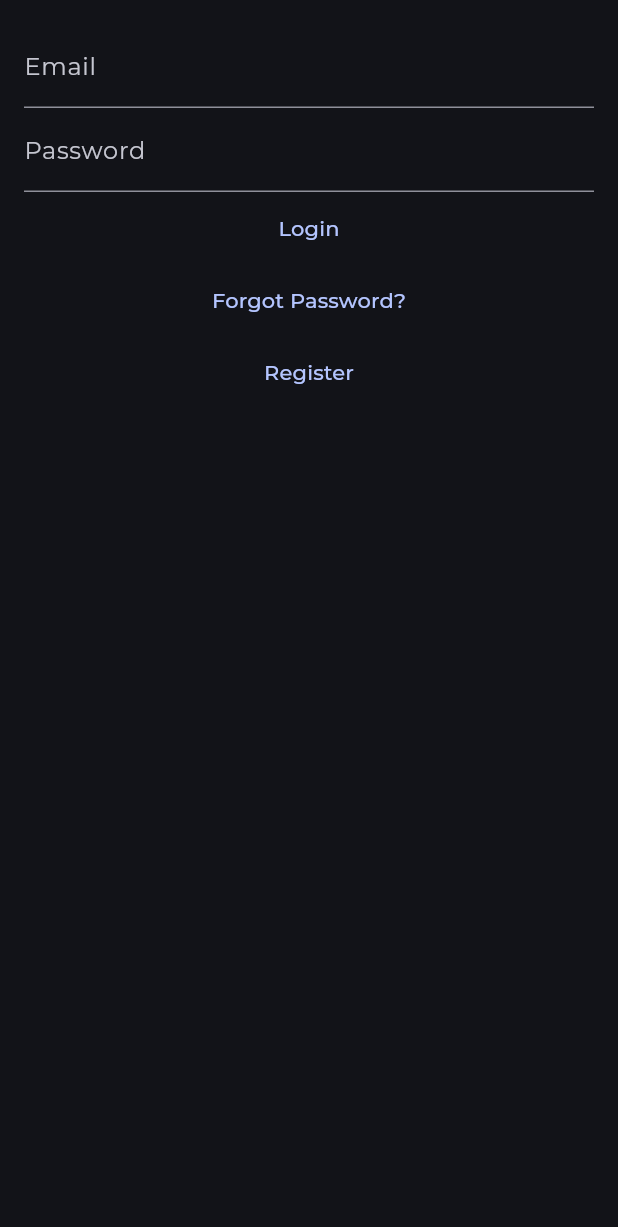
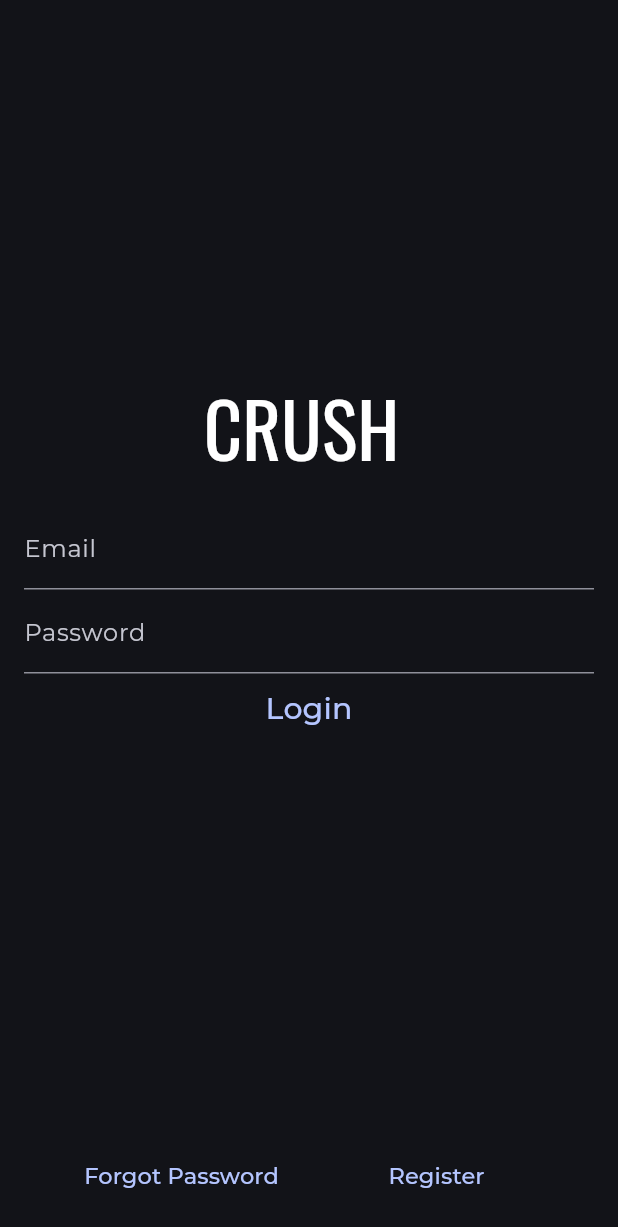
Before and after one commit to EmpathyYT/GymTracker, a Flutter app: the screen it shows after launch, on a phone screen of 412 x 824 dp. Shown: the top 1227 px of the screen. Run offline on Flutter 3.47's test engine with Material 3 defaults, Android fonts, the phone set to English and light mode, and no system bars; drawn by our look-alikes of animated_text_kit; our stand-ins replace bloc, equatable, firebase_auth, firebase_core, flutter_bloc, google_fonts; accounts and stored records are empty; generated files the repository leaves out were written again.

Commit message:
Login page probably complete

```diff
--- a/lib/main.dart
+++ b/lib/main.dart
@@ -8,7 +8,6 @@ import 'package:gymtracker/theme/theme.dart';
 import 'package:gymtracker/theme/util.dart';
 import 'package:gymtracker/views/login_page.dart';
 
-import 'helpers/loading/LoadingScreen.dart';
 
 void main() {
   WidgetsFlutterBinding.ensureInitialized();
@@ -42,11 +41,11 @@ class HomePage extends StatelessWidget {
     context.read<AuthBloc>().add(const AuthEventInitialize());
     return BlocConsumer<AuthBloc, AuthState>(
       listener: (context, state) {
-        if (state.isLoading) {
-          LoadingScreen().show(context: context, text: state.loadingText);
-        } else {
-          LoadingScreen().hide();
-        }
+      //   if (state.isLoading) {
+      //     LoadingScreen().show(context: context, text: state.loadingText);
+      //   } else {
+      //     LoadingScreen().hide();
+      //   }
       },
       builder: (context, state) {
         if (state is AuthStateUnauthenticated) {
--- a/lib/services/auth/firebase_auth_provider.dart
+++ b/lib/services/auth/firebase_auth_provider.dart
@@ -50,11 +50,11 @@ class FirebaseAuthProvider implements AuthProvider {
           .signInWithEmailAndPassword(email: email, password: password);
       return currentUser!;
     } on FirebaseAuthException catch (e) {
-
+      log(e.code);
 
       if (e.code == 'user-not-found') {
         throw UserNotFoundAuthException();
-      } else if (e.code == 'wrong-password') {
+      } else if (e.code == 'invalid-credential') {
         throw WrongPasswordAuthException();
       } else if (e.code == 'invalid-email') {
         throw InvalidEmailAuthException();
--- a/lib/views/login_page.dart
+++ b/lib/views/login_page.dart
@@ -1,7 +1,9 @@
 import 'dart:developer';
 
+import 'package:animated_text_kit/animated_text_kit.dart';
 import 'package:flutter/material.dart';
 import 'package:flutter_bloc/flutter_bloc.dart';
+import 'package:google_fonts/google_fonts.dart';
 import 'package:gymtracker/bloc/auth_event.dart';
 import 'package:gymtracker/bloc/auth_state.dart';
 
@@ -56,11 +58,35 @@ class _LoginViewState extends State<LoginView> {
         }
       },
       child: Scaffold(
-
         body: Padding(
             padding: const EdgeInsets.all(16.0),
             child: Column(
+              mainAxisAlignment: MainAxisAlignment.center,
               children: [
+                Row(
+                  mainAxisAlignment: MainAxisAlignment.center,
+                  children: [
+                    SizedBox(
+                      height: 90,
+                      child: DefaultTextStyle(
+                        style: GoogleFonts.oswald(
+                          fontSize: 50,
+                        ),
+                        child: AnimatedTextKit(
+                          pause: const Duration(milliseconds: 400),
+                          repeatForever: true,
+                          animatedTexts: [
+                            RotateAnimatedText('CRUSH'),
+                            RotateAnimatedText('OR'),
+                            RotateAnimatedText('GET CRUSHED'),
+                          ],
+                        ),
+                      ),
+                    ),
+                    const SizedBox(width: 10),
+                    // Add some space between the texts
+                  ],
+                ),
                 TextField(
                   autocorrect: false,
                   controller: _email,
@@ -71,28 +97,47 @@ class _LoginViewState extends State<LoginView> {
                   controller: _password,
                   decoration: const InputDecoration(labelText: 'Password'),
                 ),
+                Row(
+                  mainAxisAlignment: MainAxisAlignment.center,
+                  // Center the Row content
+                  children: [
                     TextButton(
                       onPressed: () {
                         context
                             .read<AuthBloc>()
                             .add(AuthEventSignIn(_email.text, _password.text));
                       },
-                child: const Text('Login'),
+                      child:
+                          const Text('Login', style: TextStyle(fontSize: 20)),
                     ),
-              TextButton(
+                  ],
+                ),
+              ],
+            )),
+        bottomNavigationBar:
+            BottomAppBar( child: Row(
+              mainAxisAlignment: MainAxisAlignment.center,
+              children: [
+                SizedBox(
+                  width: 170,
+                  child: TextButton(
                     onPressed: () {
                       context.read<AuthBloc>().add(const AuthEventForgotPassword());
                     },
-                child: const Text('Forgot Password?'),
+                    child: const Text('Forgot Password', style: TextStyle(fontSize: 15)),
                   ),
-              TextButton(
+                ),
+                SizedBox(
+                  width: 170,
+                  child: TextButton(
                     onPressed: () {
                       context.read<AuthBloc>().add(const AuthEventShouldRegister());
                     },
-                child: const Text('Register'),
+                    child: const Text('Register', style: TextStyle(fontSize: 15)),
+                  ),
                 ),
               ],
-          ),
+            )
         ),
       ),
     );
```
Lines whose indentation alone changed are shown as unchanged.
